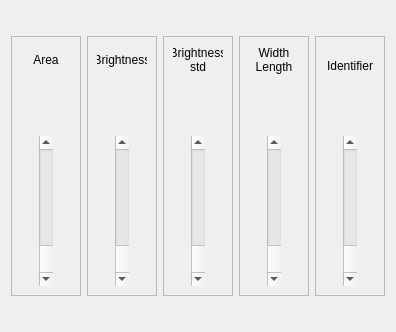
Above: view/ui_files/adjust.ui from ggetzie/APSAP before the change. Below: the same form after it.
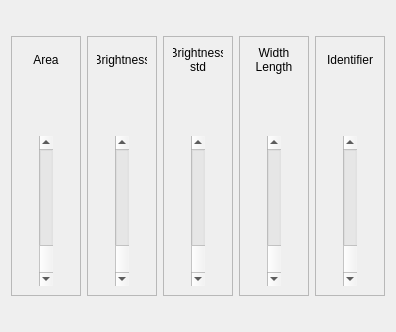
That is the form after the change.

Commit message: minor change in the adjustments bars

Patch:
```diff
--- a/view/ui_files/adjust.ui
+++ b/view/ui_files/adjust.ui
@@ -367,7 +367,7 @@
           <property name="minimumSize">
            <size>
             <width>50</width>
-            <height>20</height>
+            <height>50</height>
            </size>
           </property>
           <property name="text">
```
Left out of the diff: 15 changed lines with no effect on the pictures. The commit also changes 1 other file.
